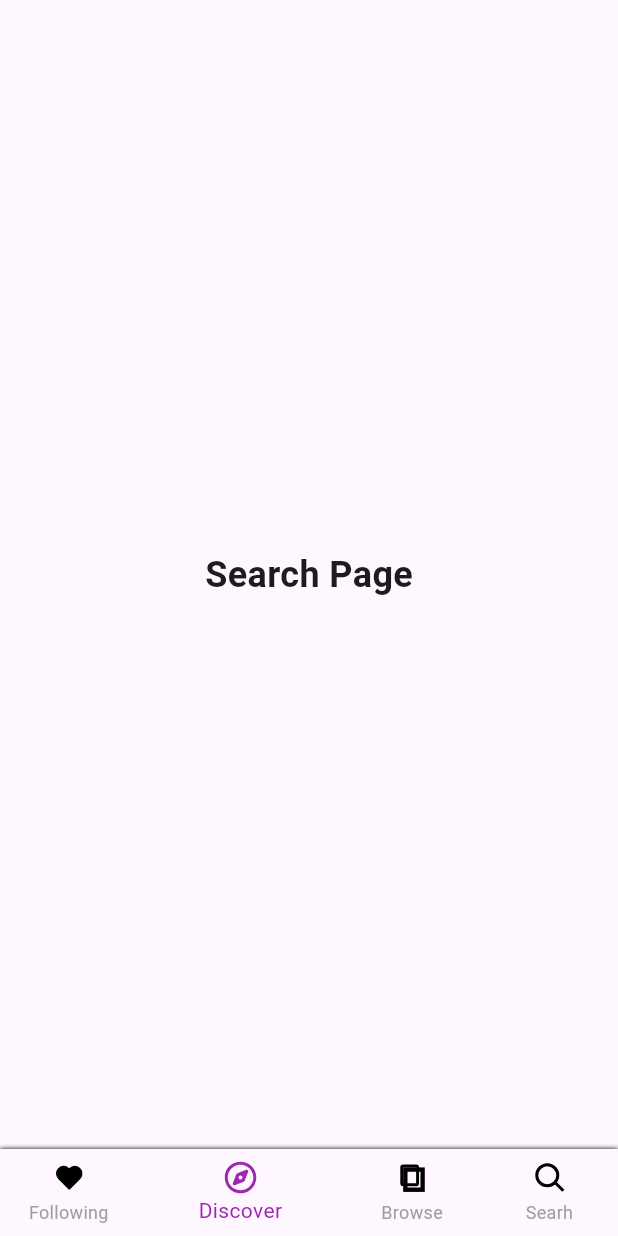
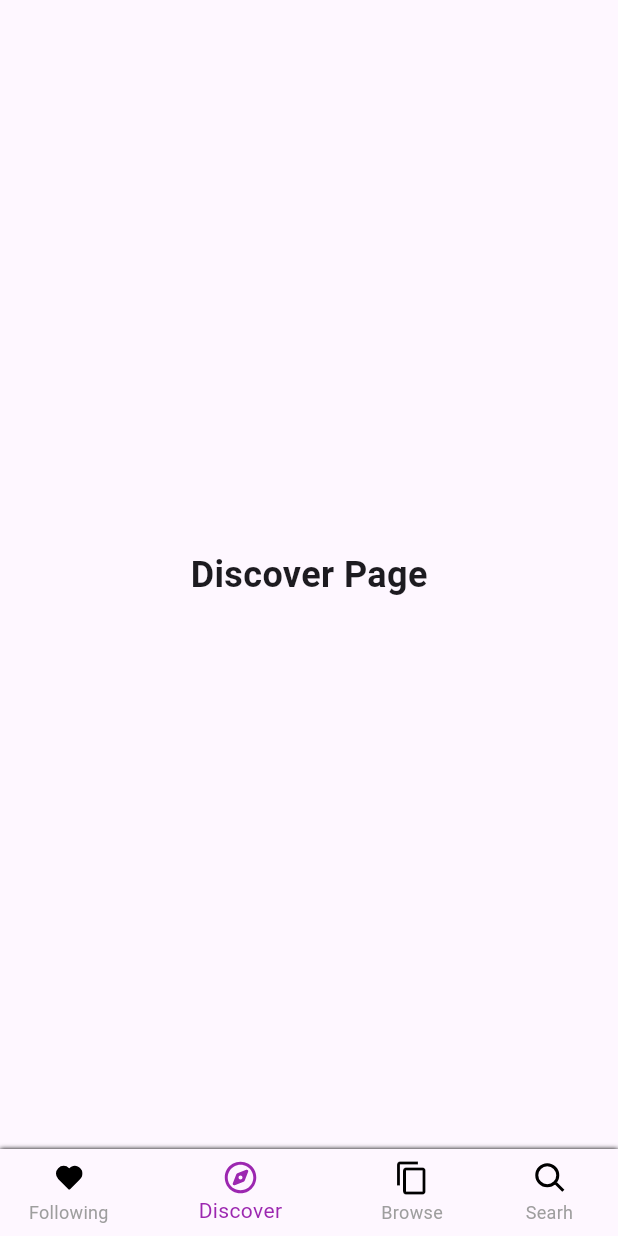
Before and after one commit to DmytroKutko/twitch_clone_flutter, a Flutter app: the screen it shows after launch, item 2 of the bottom bar chosen, on a phone screen of 412 x 824 dp. Run offline on Flutter 3.47's test engine with Material 3 defaults, Android fonts, the phone set to English and light mode, and no system bars; our stand-ins replace flutter_svg.

Commit message:
fixed minor ui issues

```diff
--- a/lib/feature/main/presentation/data/bottom_nav_bar_data.dart
+++ b/lib/feature/main/presentation/data/bottom_nav_bar_data.dart
@@ -4,11 +4,11 @@ import 'package:twitch_clone_app/feature/main/presentation/screen/following_page
 final List<Widget> widgetOptions = <Widget>[
   const FollowingPage(),
   const Text(
-    'Search Page',
+    'Discover Page',
     style: TextStyle(fontSize: 24, fontWeight: FontWeight.bold),
   ),
   const Text(
-    'Profile Page',
+    'Browse Page',
     style: TextStyle(fontSize: 24, fontWeight: FontWeight.bold),
   ),
   const Text(
--- a/lib/feature/main/presentation/widget/main_nav_bar.dart
+++ b/lib/feature/main/presentation/widget/main_nav_bar.dart
@@ -40,14 +40,9 @@ class MainNavBar extends StatelessWidget {
             ),
             label: "Discover"),
         BottomNavigationBarItem(
-            icon: SvgPicture.asset(
-              "assets/icons/browse_icon.svg",
-              height: 24,
-              width: 24,
-              colorFilter: ColorFilter.mode(
-                selectedIndex == 2 ? Colors.purple : Colors.black,
-                BlendMode.srcIn,
-              ),
+            icon: Icon(
+              Icons.copy,
+              color: selectedIndex == 2 ? Colors.purple : Colors.black,
             ),
             label: "Browse"),
         BottomNavigationBarItem(
```
